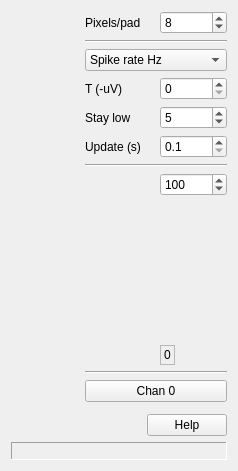
Old version of the form Forms/ShankWindow.ui in the repository billkarsh/SpikeGLX.
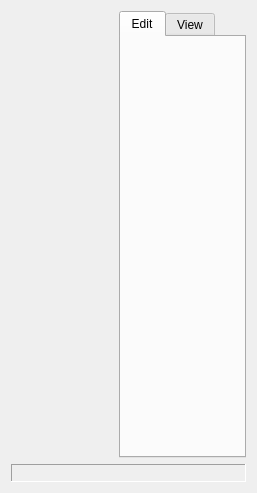
New version of the form. Custom widgets are drawn as their Qt base class.

Patch:
```diff
--- a/Forms/ShankWindow.ui
+++ b/Forms/ShankWindow.ui
@@ -6,15 +6,15 @@
    <rect>
     <x>0</x>
     <y>0</y>
-    <width>224</width>
-    <height>457</height>
+    <width>257</width>
+    <height>493</height>
    </rect>
   </property>
   <property name="windowTitle">
    <string>Form</string>
   </property>
-  <layout class="QGridLayout" name="gridLayout_2" rowstretch="0,0,0,0,0,0,0,0,0,0,1,0,0" columnstretch="1,0,0,0">
-   <item row="0" column="0" rowspan="12">
+  <layout class="QGridLayout" name="gridLayout" columnstretch="1,0">
+   <item row="0" column="0">
     <widget class="ShankScroll" name="scroll" native="true">
      <property name="sizePolicy">
       <sizepolicy hsizetype="MinimumExpanding" vsizetype="Expanding">
@@ -33,327 +33,7 @@
      </property>
     </widget>
    </item>
-   <item row="0" column="3">
-    <widget class="QSpinBox" name="ypixSB">
-     <property name="sizePolicy">
-      <sizepolicy hsizetype="Preferred" vsizetype="Fixed">
-       <horstretch>0</horstretch>
-       <verstretch>0</verstretch>
-      </sizepolicy>
-     </property>
-     <property name="toolTip">
-      <string>Drawing scale</string>
-     </property>
-     <property name="minimum">
-      <number>2</number>
-     </property>
-     <property name="maximum">
-      <number>200</number>
-     </property>
-     <property name="singleStep">
-      <number>2</number>
-     </property>
-     <property name="value">
-      <number>8</number>
-     </property>
-    </widget>
-   </item>
-   <item row="1" column="1" colspan="3">
-    <widget class="Line" name="line">
-     <property name="sizePolicy">
-      <sizepolicy hsizetype="MinimumExpanding" vsizetype="Fixed">
-       <horstretch>0</horstretch>
-       <verstretch>0</verstretch>
-      </sizepolicy>
-     </property>
-     <property name="minimumSize">
-      <size>
-       <width>20</width>
-       <height>0</height>
-      </size>
-     </property>
-     <property name="orientation">
-      <enum>Qt::Horizontal</enum>
-     </property>
-    </widget>
-   </item>
-   <item row="3" column="1">
-    <widget class="QLabel" name="label_2">
-     <property name="text">
-      <string>T (-uV)</string>
-     </property>
-    </widget>
-   </item>
-   <item row="3" column="3">
-    <widget class="QSpinBox" name="TSB">
-     <property name="sizePolicy">
-      <sizepolicy hsizetype="Preferred" vsizetype="Fixed">
-       <horstretch>0</horstretch>
-       <verstretch>0</verstretch>
-      </sizepolicy>
-     </property>
-     <property name="toolTip">
-      <string>Spike detection threshold</string>
-     </property>
-     <property name="maximum">
-      <number>100000</number>
-     </property>
-     <property name="singleStep">
-      <number>10</number>
-     </property>
-    </widget>
-   </item>
-   <item row="4" column="1">
-    <widget class="QLabel" name="label_3">
-     <property name="text">
-      <string>Stay low</string>
-     </property>
-    </widget>
-   </item>
-   <item row="4" column="3">
-    <widget class="QSpinBox" name="inarowSB">
-     <property name="sizePolicy">
-      <sizepolicy hsizetype="Preferred" vsizetype="Fixed">
-       <horstretch>0</horstretch>
-       <verstretch>0</verstretch>
-      </sizepolicy>
-     </property>
-     <property name="toolTip">
-      <string>Stay beyond threshold this many counts</string>
-     </property>
-     <property name="minimum">
-      <number>1</number>
-     </property>
-     <property name="maximum">
-      <number>100</number>
-     </property>
-     <property name="singleStep">
-      <number>1</number>
-     </property>
-     <property name="value">
-      <number>5</number>
-     </property>
-    </widget>
-   </item>
-   <item row="5" column="1">
-    <widget class="QLabel" name="label_4">
-     <property name="text">
-      <string>Update (s)</string>
-     </property>
-    </widget>
-   </item>
-   <item row="5" column="3">
-    <widget class="QDoubleSpinBox" name="updtSB">
-     <property name="sizePolicy">
-      <sizepolicy hsizetype="Preferred" vsizetype="Fixed">
-       <horstretch>0</horstretch>
-       <verstretch>0</verstretch>
-      </sizepolicy>
-     </property>
-     <property name="toolTip">
-      <string>Update displays this often</string>
-     </property>
-     <property name="decimals">
-      <number>1</number>
-     </property>
-     <property name="minimum">
-      <double>0.100000000000000</double>
-     </property>
-     <property name="maximum">
-      <double>10.000000000000000</double>
-     </property>
-     <property name="singleStep">
-      <double>0.100000000000000</double>
-     </property>
-    </widget>
-   </item>
-   <item row="6" column="1" colspan="3">
-    <widget class="Line" name="line_2">
-     <property name="sizePolicy">
-      <sizepolicy hsizetype="MinimumExpanding" vsizetype="Fixed">
-       <horstretch>0</horstretch>
-       <verstretch>0</verstretch>
-      </sizepolicy>
-     </property>
-     <property name="minimumSize">
-      <size>
-       <width>20</width>
-       <height>0</height>
-      </size>
-     </property>
-     <property name="orientation">
-      <enum>Qt::Horizontal</enum>
-     </property>
-    </widget>
-   </item>
-   <item row="7" column="1" colspan="3">
-    <layout class="QGridLayout" name="gridLayout" columnstretch="0,0,0">
-     <item row="0" column="2">
-      <widget class="QSpinBox" name="rngSB">
-       <property name="sizePolicy">
-        <sizepolicy hsizetype="Preferred" vsizetype="Fixed">
-         <horstretch>0</horstretch>
-         <verstretch>0</verstretch>
-        </sizepolicy>
-       </property>
-       <property name="toolTip">
-        <string>Darkest color = 0; brightest = this value</string>
-       </property>
-       <property name="maximum">
-        <number>100000</number>
-       </property>
-       <property name="singleStep">
-        <number>10</number>
-       </property>
-       <property name="value">
-        <number>100</number>
-       </property>
-      </widget>
-     </item>
-     <item row="1" column="2">
-      <spacer name="verticalSpacer">
-       <property name="orientation">
-        <enum>Qt::Vertical</enum>
-       </property>
-       <property name="sizeHint" stdset="0">
-        <size>
-         <width>20</width>
-         <height>40</height>
-        </size>
-       </property>
-      </spacer>
-     </item>
-     <item row="2" column="2">
-      <widget class="QLabel" name="label_6">
-       <property name="sizePolicy">
-        <sizepolicy hsizetype="Fixed" vsizetype="Fixed">
-         <horstretch>0</horstretch>
-         <verstretch>0</verstretch>
-        </sizepolicy>
-       </property>
-       <property name="minimumSize">
-        <size>
-         <width>0</width>
-         <height>20</height>
-        </size>
-       </property>
-       <property name="frameShape">
-        <enum>QFrame::StyledPanel</enum>
-       </property>
-       <property name="text">
-        <string>0</string>
-       </property>
-      </widget>
-     </item>
-     <item row="0" column="1" rowspan="3">
-      <widget class="ShankViewLut" name="lut" native="true">
-       <property name="sizePolicy">
-        <sizepolicy hsizetype="Minimum" vsizetype="Minimum">
-         <horstretch>0</horstretch>
-         <verstretch>0</verstretch>
-        </sizepolicy>
-       </property>
-       <property name="minimumSize">
-        <size>
-         <width>32</width>
-         <height>192</height>
-        </size>
-       </property>
-      </widget>
-     </item>
-     <item row="0" column="0" rowspan="3">
-      <spacer name="horizontalSpacer_2">
-       <property name="orientation">
-        <enum>Qt::Horizontal</enum>
-       </property>
-       <property name="sizeHint" stdset="0">
-        <size>
-         <width>8</width>
-         <height>0</height>
-        </size>
-       </property>
-      </spacer>
-     </item>
-    </layout>
-   </item>
-   <item row="8" column="1" colspan="3">
-    <widget class="Line" name="line_3">
-     <property name="sizePolicy">
-      <sizepolicy hsizetype="MinimumExpanding" vsizetype="Fixed">
-       <horstretch>0</horstretch>
-       <verstretch>0</verstretch>
-      </sizepolicy>
-     </property>
-     <property name="minimumSize">
-      <size>
-       <width>20</width>
-       <height>0</height>
-      </size>
-     </property>
-     <property name="orientation">
-      <enum>Qt::Horizontal</enum>
-     </property>
-    </widget>
-   </item>
-   <item row="10" column="1">
-    <spacer name="verticalSpacer_2">
-     <property name="orientation">
-      <enum>Qt::Vertical</enum>
-     </property>
-     <property name="sizeHint" stdset="0">
-      <size>
-       <width>20</width>
-       <height>40</height>
-      </size>
-     </property>
-    </spacer>
-   </item>
-   <item row="11" column="1">
-    <spacer name="horizontalSpacer">
-     <property name="orientation">
-      <enum>Qt::Horizontal</enum>
-     </property>
-     <property name="sizeHint" stdset="0">
-      <size>
-       <width>8</width>
-       <height>20</height>
-      </size>
-     </property>
-    </spacer>
-   </item>
-   <item row="11" column="2" colspan="2">
-    <widget class="QPushButton" name="helpBut">
-     <property name="sizePolicy">
-      <sizepolicy hsizetype="Preferred" vsizetype="Fixed">
-       <horstretch>0</horstretch>
-       <verstretch>0</verstretch>
-      </sizepolicy>
-     </property>
-     <property name="text">
-      <string>Help</string>
-     </property>
-    </widget>
-   </item>
-   <item row="2" column="1" colspan="3">
-    <widget class="QComboBox" name="whatCB">
-     <item>
-      <property name="text">
-       <string>Spike rate Hz</string>
-      </property>
-     </item>
-     <item>
-      <property name="text">
-       <string>AP pk-pk uV</string>
-      </property>
-     </item>
-     <item>
-      <property name="text">
-       <string>LF pk-pk uV</string>
-      </property>
-     </item>
-    </widget>
-   </item>
-   <item row="12" column="0" colspan="4">
+   <item row="1" column="0" colspan="2">
     <widget class="QLabel" name="statusLbl">
      <property name="sizePolicy">
       <sizepolicy hsizetype="MinimumExpanding" vsizetype="Fixed">
@@ -381,27 +61,24 @@
      </property>
     </widget>
    </item>
-   <item row="9" column="1" colspan="3">
-    <widget class="QPushButton" name="chanBut">
-     <property name="sizePolicy">
-      <sizepolicy hsizetype="MinimumExpanding" vsizetype="Fixed">
-       <horstretch>0</horstretch>
-       <verstretch>0</verstretch>
-      </sizepolicy>
-     </property>
-     <property name="toolTip">
-      <string>Selected channel (click to find)</string>
-     </property>
-     <property name="text">
-      <string>Chan 0</string>
-     </property>
-    </widget>
-   </item>
    <item row="0" column="1">
-    <widget class="QLabel" name="label">
-     <property name="text">
-      <string>Pixels/pad</string>
+    <widget class="QTabWidget" name="tabsW">
+     <property name="focusPolicy">
+      <enum>Qt::StrongFocus</enum>
      </property>
+     <property name="currentIndex">
+      <number>0</number>
+     </property>
+     <widget class="QWidget" name="seTab">
+      <attribute name="title">
+       <string>Edit</string>
+      </attribute>
+     </widget>
+     <widget class="QWidget" name="svTab">
+      <attribute name="title">
+       <string>View</string>
+      </attribute>
+     </widget>
     </widget>
    </item>
   </layout>
@@ -413,12 +90,6 @@
    <header>ShankView.h</header>
    <container>1</container>
   </customwidget>
-  <customwidget>
-   <class>ShankViewLut</class>
-   <extends>QWidget</extends>
-   <header>ShankViewLut.h</header>
-   <container>1</container>
-  </customwidget>
  </customwidgets>
  <tabstops>
   <tabstop>scroll</tabstop>
```
Left out of the diff: 8 changed lines with no effect on the pictures.
